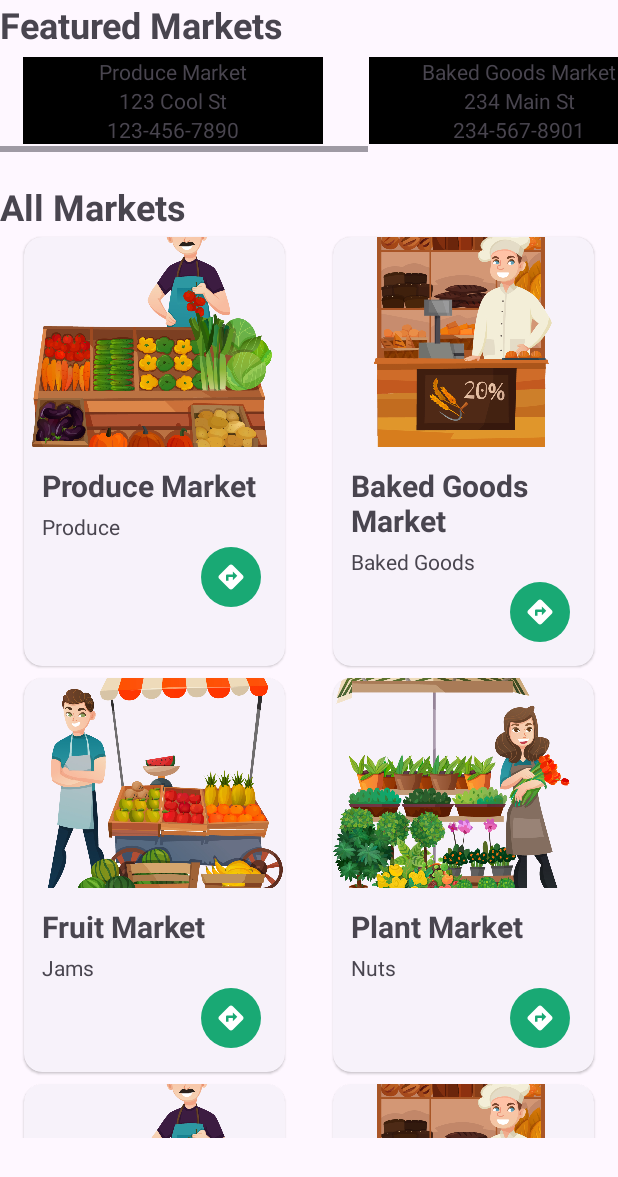
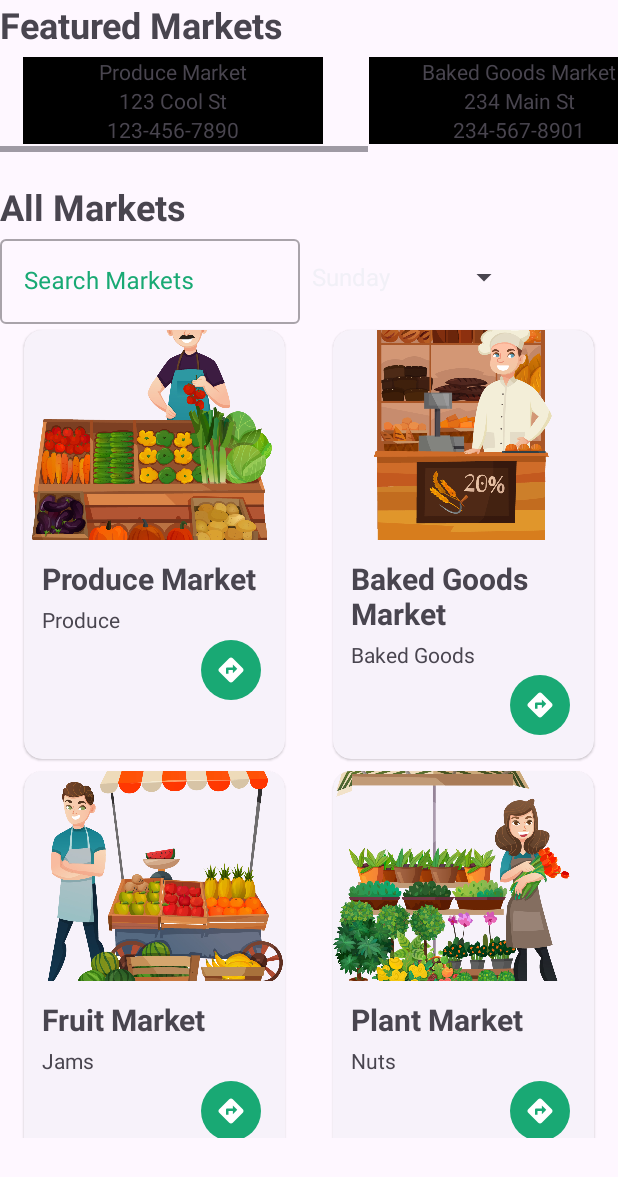
Before and after one commit to CodePath-AND102-Group-12/Temp, an Android app: the fragment MarketListingFragment shown on its own in the app's theme, on a phone screen of 412 x 824 dp. Shown: the top 1177 px of the screen. Run offline under Robolectric (Android 15) with nearby library versions, the phone set to English and light mode, and no system bars.

Commit message:
added search box and dropdown to align with Figma model

```diff
--- a/app/src/main/res/layout/fragment_market_listing.xml
+++ b/app/src/main/res/layout/fragment_market_listing.xml
@@ -22,6 +22,7 @@
             app:layout_constraintStart_toStartOf="parent"
             app:layout_constraintTop_toTopOf="parent" />
 
+
         <!-- Horizontal RV to have "featured" or "sponsored" markets - probably just keep as some random 3 from the list.
 
          This could be a way to generate revenue for the app. -->
@@ -31,6 +32,7 @@
             android:layout_width="match_parent"
             android:layout_height="wrap_content"
             app:layout_constraintTop_toBottomOf="@id/featuredMarkets"/>
+
 
         <TextView
             android:id="@+id/allMarkets"
@@ -43,12 +45,45 @@
             app:layout_constraintStart_toStartOf="parent"
             android:text="All Markets" />
 
+        <LinearLayout
+            android:id="@+id/searchOrFilterLayout"
+            android:layout_width="match_parent"
+            android:layout_height="wrap_content"
+            android:orientation="horizontal"
+            app:layout_constraintStart_toStartOf="parent"
+            app:layout_constraintEnd_toEndOf="parent"
+            app:layout_constraintTop_toBottomOf="@id/allMarkets">
+
+            <com.google.android.material.textfield.TextInputLayout
+                android:id="@+id/searchLayout"
+                style="@style/Widget.MaterialComponents.TextInputLayout.OutlinedBox"
+                android:layout_width="200dp"
+                android:layout_height="wrap_content"
+                android:hint="Search Markets"
+                android:textColorHint="?attr/colorPrimary">
+
+                <com.google.android.material.textfield.TextInputEditText
+                    android:id="@+id/searchInput"
+                    android:layout_width="match_parent"
+                    android:layout_height="match_parent"
+                    android:inputType="text"
+                    android:singleLine="true" />
+            </com.google.android.material.textfield.TextInputLayout>
+
+            <Spinner
+                android:id="@+id/spinner"
+                android:layout_width="wrap_content"
+                android:layout_height="wrap_content"
+                android:layout_gravity="center"/>
+
+        </LinearLayout>
+
         <!-- Vertical RV to list all of the markets -->
         <androidx.recyclerview.widget.RecyclerView
             android:id="@+id/allMarketsRecyclerView"
             android:layout_width="match_parent"
             android:layout_height="0dp"
-            app:layout_constraintTop_toBottomOf="@id/allMarkets"
+            app:layout_constraintTop_toBottomOf="@id/searchOrFilterLayout"
             app:layout_constraintBottom_toBottomOf="parent"
             android:layout_marginBottom="65dp"/>
 
```
